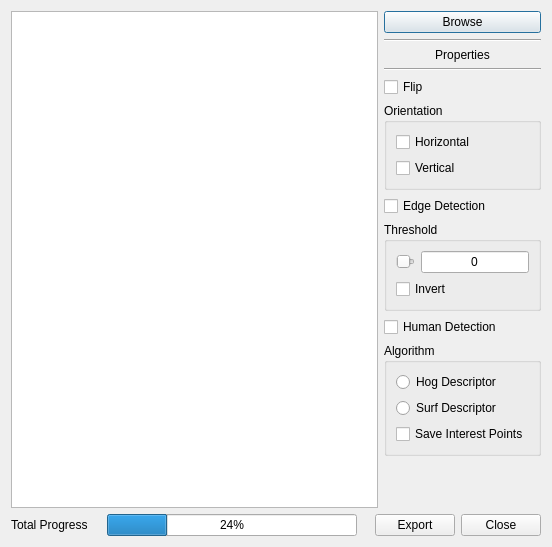
Above: forms/exports.ui from faizshukri/humantracking before the change. Below: the same form after it.
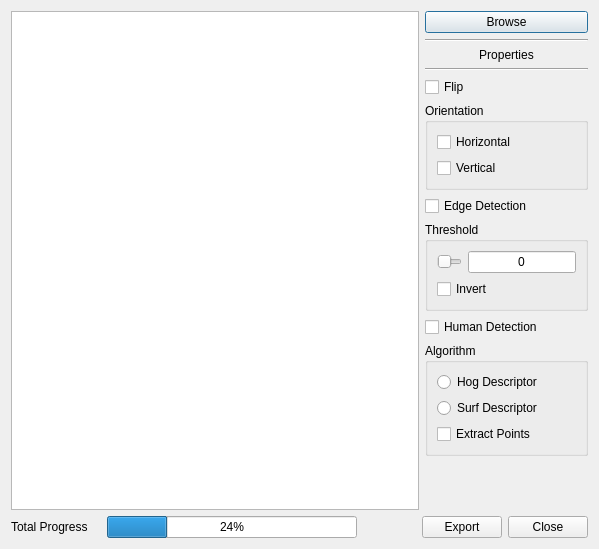
That is the form after the change.

Commit message: Add function extract rectangle for HOG during export

The edit to the form file:
```diff
--- a/forms/exports.ui
+++ b/forms/exports.ui
@@ -6,8 +6,8 @@
    <rect>
     <x>0</x>
     <y>0</y>
-    <width>552</width>
-    <height>547</height>
+    <width>599</width>
+    <height>549</height>
    </rect>
   </property>
   <property name="windowTitle">
@@ -159,7 +159,7 @@
           <item>
            <widget class="QCheckBox" name="checkPoints">
             <property name="text">
-             <string>Save Interest Points</string>
+             <string>Extract Points</string>
             </property>
            </widget>
           </item>
```
The commit also changes 12 other files.
